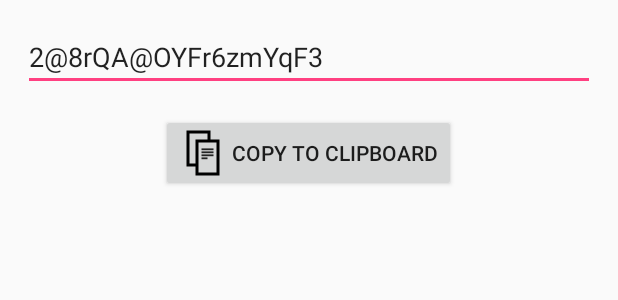
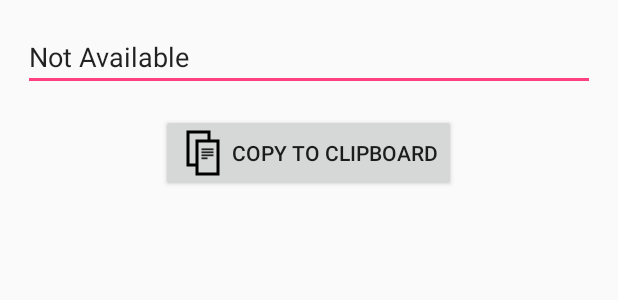
Before and after one commit to ibm-watson-iot/cvi-starter-obd-android, an Android app: the layout activity_home_authtokenalert.xml on its own in the app's theme, with its tools: preview values and no code run, on a phone screen of 412 x 824 dp. Shown: the top 300 px of the screen. Run offline under Robolectric (Android 15) with nearby library versions, the phone set to English and light mode, and no system bars.

```diff
--- a/app/src/main/res/layout/activity_home_authtokenalert.xml
+++ b/app/src/main/res/layout/activity_home_authtokenalert.xml
@@ -8,7 +8,7 @@
         android:layout_height="wrap_content"
         android:id="@+id/authTokenField"
         android:layout_gravity="center_horizontal"
-        android:text="2@8rQA@OYFr6zmYqF3"
+        android:text="Not Available"
         android:inputType="none"
         android:layout_margin="15dp" />
 
@@ -16,7 +16,7 @@
         android:layout_width="wrap_content"
         android:layout_height="wrap_content"
         android:text=" Copy to Clipboard"
-        android:id="@+id/button"
+        android:id="@+id/copyToClipboard"
         android:layout_gravity="center_horizontal"
         android:drawableLeft="@drawable/copy"/>
 </LinearLayout>
```
Also changed, not shown: app/src/main/java/obdii/starter/automotive/iot/ibm/com/iot4a_obdii/Home.java (+22 -6 lines), 1 other file.
